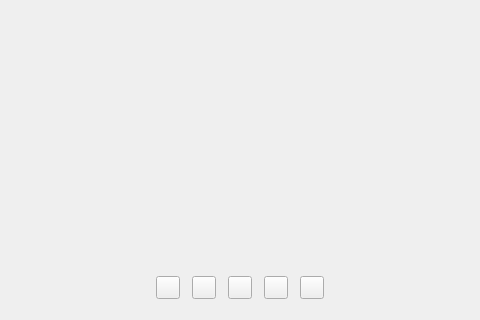
Old version of the form trunk/src/BleMainWindow.ui in the repository wenjiegit/Bull-Live-Encoder; both pictures show x 124 to 604 and y 280 to 600 of the 800 by 600 pixel window.
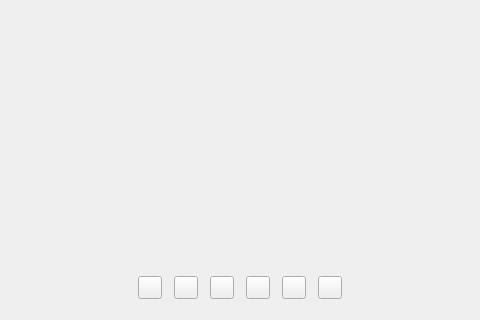
New version of the form. Custom widgets are drawn as their Qt base class.

Commit message: add media supported, eg: rtsp rtmp hls without sound

```diff
--- a/trunk/src/BleMainWindow.ui
+++ b/trunk/src/BleMainWindow.ui
@@ -86,6 +86,13 @@
         </property>
        </widget>
       </item>
+      <item>
+       <widget class="MToolButton" name="add_media">
+        <property name="text">
+         <string/>
+        </property>
+       </widget>
+      </item>
       <item>
        <widget class="QToolButton" name="addTextBtn">
         <property name="text">
```
The commit also changes 20 other files.
